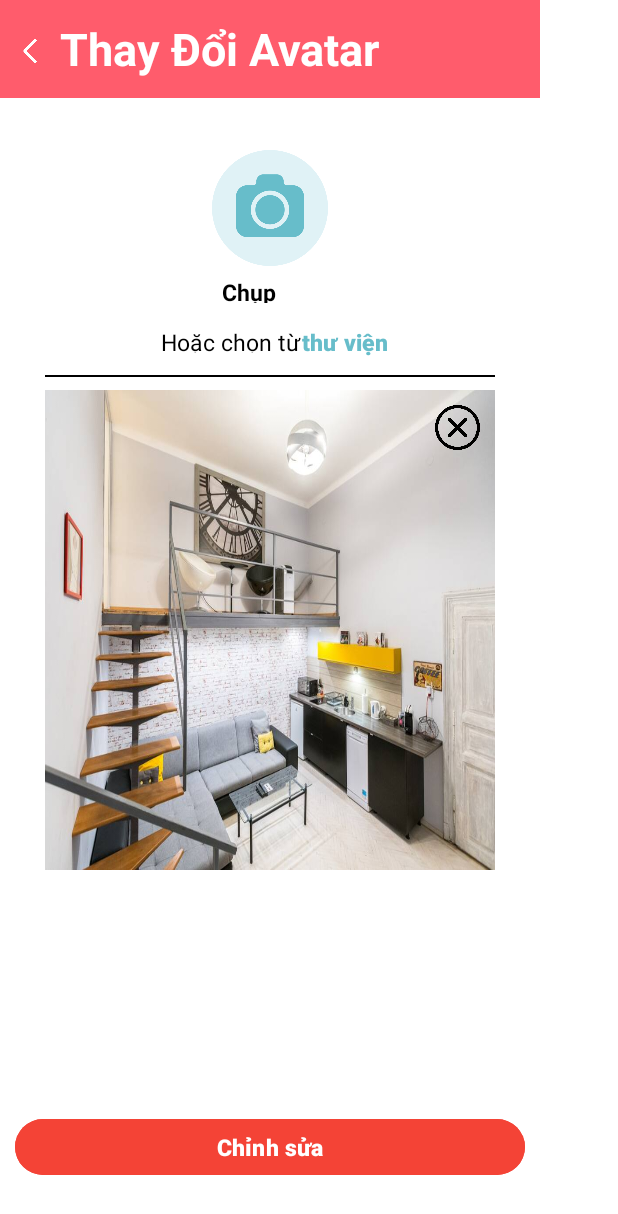
After one commit to ladat1107/MobileProject_MotelRental, an Android app: the layout thaydoiavatar.xml on its own in the app's theme, with its tools: preview values and no code run, on a phone screen of 412 x 824 dp. The commit adds this screen. Shown: the top 1214 px of the screen. Run offline under Robolectric (Android 15) with nearby library versions, the phone set to English and light mode, and no system bars.

Commit message:
Thay doi avatar(giao dien)

```diff
--- /dev/null
+++ b/app/src/main/java/com/motel/mobileproject_motelrental/ThayDoiMatKhau.java
@@ -0,0 +1,13 @@
+package com.motel.mobileproject_motelrental;
+import androidx.appcompat.app.AppCompatActivity;
+
+import android.os.Bundle;
+
+public class ThayDoiMatKhau extends AppCompatActivity {
+
+    @Override
+    protected void onCreate(Bundle savedInstanceState) {
+        super.onCreate(savedInstanceState);
+        setContentView(R.layout.thaydoiavatar);
+    }
+}
--- /dev/null
+++ b/app/src/main/res/layout/chinhsuathongtin.xml
@@ -0,0 +1,6 @@
+<?xml version="1.0" encoding="utf-8"?>
+<androidx.constraintlayout.widget.ConstraintLayout xmlns:android="http://schemas.android.com/apk/res/android"
+             android:layout_width="match_parent"
+             android:layout_height="match_parent">
+
+</androidx.constraintlayout.widget.ConstraintLayout>
--- /dev/null
+++ b/app/src/main/res/layout/thaydoiavatar.xml
@@ -0,0 +1,119 @@
+<?xml version="1.0" encoding="utf-8"?>
+<RelativeLayout xmlns:android="http://schemas.android.com/apk/res/android"
+    xmlns:app="http://schemas.android.com/apk/res-auto"
+    xmlns:tools="http://schemas.android.com/tools"
+    android:layout_width="match_parent"
+    android:layout_height="match_parent"
+    tools:context=".ThayDoiMatKhau"
+    android:background="@color/white">
+    <RelativeLayout
+        android:layout_width="360dp"
+        android:layout_height="65dp"
+        android:background="#FF5C6C">
+        <RelativeLayout
+            android:layout_width="40dp"
+            android:layout_height="40dp"
+            android:layout_marginTop="14dp">
+            <ImageView
+                android:layout_width="16dp"
+                android:layout_height="16dp"
+                android:layout_marginLeft="12dp"
+                android:layout_marginTop="12dp"
+                android:background="@drawable/back" />
+
+            <Button
+                android:layout_width="match_parent"
+                android:layout_height="match_parent"
+                android:backgroundTint="#00FFFFFF"
+                android:text="."
+                android:id="@+id/btnBack"/>
+        </RelativeLayout>
+        <TextView
+            android:id="@+id/tvDoiAvatar"
+            android:layout_width="wrap_content"
+            android:layout_height="wrap_content"
+            android:layout_gravity="center"
+            android:layout_marginLeft="40dp"
+            android:layout_marginTop="12dp"
+            android:text="Thay Đổi Avatar"
+            android:textColor="@color/white"
+            android:textSize="30dp"
+            android:textStyle="bold" />
+    </RelativeLayout>
+    <RelativeLayout
+        android:layout_width="match_parent"
+        android:layout_height="match_parent"
+        android:layout_marginTop="90dp">
+        <ImageButton
+            android:layout_width="77dp"
+            android:layout_height="77dp"
+            android:layout_marginLeft="141dp"
+            android:layout_marginTop="10dp"
+            android:background="@drawable/camera"
+            android:id="@+id/ibtnChupAnh"/>
+        <TextView
+            android:layout_width="64dp"
+            android:layout_height="18dp"
+            android:layout_marginLeft="148dp"
+            android:text="Chụp ảnh"
+            android:textStyle="bold"
+            android:textSize="15dp"
+            android:textColor="@color/black"
+            android:layout_marginTop="94dp"/>
+        <TextView
+            android:id="@+id/textView2"
+            android:layout_width="100dp"
+            android:layout_height="18dp"
+            android:layout_marginTop="127dp"
+            android:layout_marginLeft="107dp"
+            android:textColor="@color/black"
+            android:textSize="15dp"
+            android:text="Hoặc chọn từ"/>
+
+        <Button
+            android:layout_width="110dp"
+            android:layout_height="50dp"
+            android:layout_marginLeft="175dp"
+            android:layout_marginTop="113dp"
+            android:text="thư viện"
+            android:textSize="15dp"
+            android:textStyle="bold"
+            android:backgroundTint="#00ffffff"
+            android:textColor="#67BDCA"
+            android:id="@+id/btnChonTuThuVien"/>
+        <ImageView
+            android:layout_width="300dp"
+            android:layout_height="1dp"
+            android:layout_marginLeft="30dp"
+            android:layout_marginTop="160dp"
+            android:background="@color/black"/>
+        <RelativeLayout
+            android:layout_width="match_parent"
+            android:layout_height="322dp"
+            android:layout_marginTop="170dp">
+            <ImageView
+                android:layout_width="300dp"
+                android:layout_height="320dp"
+                android:layout_marginLeft="30dp"
+                android:background="@drawable/img"
+                android:id="@+id/imgAvatar"/>
+            <ImageButton
+                android:layout_width="30dp"
+                android:layout_height="30dp"
+                android:layout_marginLeft="290dp"
+                android:layout_marginTop="10dp"
+                android:background="@drawable/delete"/>
+        </RelativeLayout>
+
+    </RelativeLayout>
+    <Button
+        android:layout_width="340dp"
+        android:layout_height="45dp"
+        android:layout_marginLeft="10dp"
+        android:layout_marginTop="742dp"
+        android:backgroundTint="#F44336"
+        android:text="Chỉnh sửa"
+        android:textStyle="bold"
+        android:textSize="15dp"
+        android:id="@+id/btnDoiAvatar"/>
+</RelativeLayout>
--- a/app/src/main/res/layout/thaydoimatkhau.xml
+++ b/app/src/main/res/layout/thaydoimatkhau.xml
@@ -4,7 +4,7 @@
     xmlns:tools="http://schemas.android.com/tools"
     android:layout_width="match_parent"
     android:layout_height="match_parent"
-    tools:context=".ThayDoiMayKhau"
+    tools:context=".ThayDoiMatKhau"
     android:background="@color/white">
     <RelativeLayout
         android:layout_width="360dp"
```
Also changed, not shown: app/src/main/res/drawable/delete.png (added), app/src/main/res/drawable/img.png (added).
